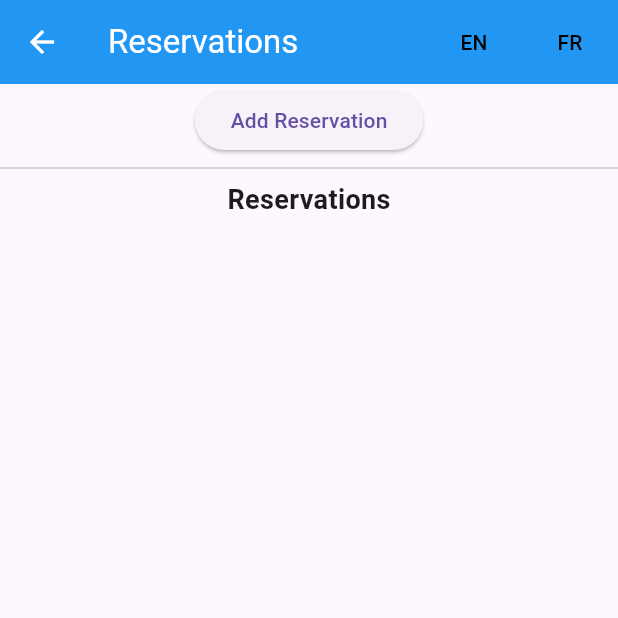
After one commit to hades1clack/cst2355_final_group, a Flutter app: the ReservationPage screen opened directly, after a tap on "EN", on a phone screen of 412 x 824 dp, the top half of it. The commit adds this screen. Run offline on Flutter 3.47's test engine with Material 3 defaults, Android fonts, the phone set to English and light mode, and no system bars; our stand-ins replace floor, sqflite; missing offline and left inert: encrypted_shared_preferences; accounts and stored records are empty; generated files the repository leaves out were written again.

```diff
--- a/assets/translations/en.json
+++ b/assets/translations/en.json
@@ -1,4 +1,15 @@
 {
+  "title": "Reservations",
+  "add_reservation": "Add Reservation",
+  "reservation_name": "Reservation Name",
+  "customer_id": "Customer ID",
+  "flight_id": "Flight ID",
+  "flight_date": "Flight Date",
+  "copy_previous": "Copy Previous Customer",
+  "close": "Close",
+  "missing_fields": "Missing fields",
+  "please_fill": "Please fill all fields",
+  "reservation_added": "Reservation added successfully",
   "string": "Impressive!",
   "string_with_interpolation": "Hey $name, how are you?",
   "First_Name": "First Name",
--- a/lib/Flights/FlightAddingPage.dart
+++ b/lib/Flights/FlightAddingPage.dart
@@ -1,7 +1,7 @@
 import 'package:flutter/material.dart';
 import 'package:cst2355_final_group/Database/FlightDAO.dart';
 import 'package:cst2355_final_group/Database/Flights.dart';
-import 'package:cst2355_final_group/AppLocalizations.dart';
+import 'package:cst2355_final_group/localization/AppLocalizations.dart';
 import 'package:cst2355_final_group/main.dart';
 
 /// A page that allows the user to add a new flight record to the local database.
--- a/lib/Flights/FlightsPage.dart
+++ b/lib/Flights/FlightsPage.dart
@@ -1,4 +1,4 @@
-import 'package:cst2355_final_group/AppLocalizations.dart';
+import 'package:cst2355_final_group/localization/AppLocalizations.dart';
 import 'package:cst2355_final_group/Database/FlightsDatabase.dart';
 import 'package:flutter/material.dart';
 import 'package:cst2355_final_group/Database/FlightDAO.dart';
--- /dev/null
+++ b/lib/database/reservation.dart
@@ -0,0 +1,14 @@
+import 'package:floor/floor.dart';
+
+@Entity(tableName: 'reservations')
+class Reservation {
+  @PrimaryKey(autoGenerate: true)
+  final int? id;
+
+  final String customerId;
+  final String flightId;
+  final String flightDate;
+  final String reservationName;
+
+  Reservation({this.id, required this.customerId, required this.flightId, required this.flightDate, required this.reservationName});
+}
--- /dev/null
+++ b/lib/database/reservation_dao.dart
@@ -0,0 +1,17 @@
+import 'package:floor/floor.dart';
+import 'reservation.dart';
+
+@dao
+abstract class ReservationDao {
+  @Query('SELECT * FROM reservations')
+  Future<List<Reservation>> findAllReservations();
+
+  @insert
+  Future<void> insertReservation(Reservation reservation);
+
+  @update
+  Future<void> updateReservation(Reservation reservation);
+
+  @delete
+  Future<void> deleteReservation(Reservation reservation);
+}
--- /dev/null
+++ b/lib/database/reservation_database.dart
@@ -0,0 +1,12 @@
+import 'dart:async';
+import 'package:floor/floor.dart';
+import 'package:sqflite/sqflite.dart' as sqflite;
+import 'reservation.dart';
+import 'reservation_dao.dart';
+
+part 'reservation_database.g.dart';
+
+@Database(version: 1, entities: [Reservation])
+abstract class ReservationDatabase extends FloorDatabase {
+  ReservationDao get reservationDao;
+}
--- a/lib/AppLocalizations.dart
+++ b/lib/localization/AppLocalizations.dart
@@ -1,12 +1,12 @@
-
 import 'dart:convert';
 import 'package:flutter/material.dart';
 import 'package:flutter/services.dart';
 
 class AppLocalizations {
-  AppLocalizations(this.locale){
-    _localizedStrings = <String, String>{ };
-  }
+  final Locale locale;
+  late Map<String, String> _localizedStrings;
+
+  AppLocalizations(this.locale);
 
   static AppLocalizations? of(BuildContext context) {
     return Localizations.of<AppLocalizations>(context, AppLocalizations);
@@ -15,31 +15,25 @@ class AppLocalizations {
   static const LocalizationsDelegate<AppLocalizations> delegate =
   _AppLocalizationsDelegate();
 
-  final Locale locale;
-  late Map<String, String> _localizedStrings;
-
   Future<void> load() async {
-    String jsonString = await rootBundle.loadString('assets/translations/${locale.languageCode}.json');
+    String jsonString = await rootBundle
+        .loadString('assets/translations/${locale.languageCode}.json');
     Map<String, dynamic> jsonMap = json.decode(jsonString);
 
-    _localizedStrings = jsonMap.map((key, value) {
-      return MapEntry(key, value.toString());
-    });
+    _localizedStrings =
+        jsonMap.map((key, value) => MapEntry(key, value.toString()));
   }
 
-  String? translate(String key) {
-    return _localizedStrings[key];
-  }
+  String? translate(String key) => _localizedStrings[key];
 }
 
-
-class _AppLocalizationsDelegate extends LocalizationsDelegate<AppLocalizations> {
+class _AppLocalizationsDelegate
+    extends LocalizationsDelegate<AppLocalizations> {
   const _AppLocalizationsDelegate();
 
   @override
-  bool isSupported(Locale locale) {
-    return true;
-  }
+  bool isSupported(Locale locale) =>
+      ['en', 'fr'].contains(locale.languageCode);
 
   @override
   Future<AppLocalizations> load(Locale locale) async {
--- a/lib/main.dart
+++ b/lib/main.dart
@@ -1,6 +1,7 @@
+import 'dart:ui';
 import 'package:flutter/material.dart';
 import 'package:flutter_localizations/flutter_localizations.dart';
-import 'AppLocalizations.dart'; // Your localization class
+import 'package:cst2355_final_group/localization/AppLocalizations.dart'; // Your localization class
 
 // These will be uncommented once the other files are added
 // import 'customer.dart';
@@ -14,6 +15,11 @@ void main() {
 
 class MyApp extends StatefulWidget {
   const MyApp({super.key});
+
+  static void setLocale(BuildContext context, Locale newLocale) {
+    final MyAppState? state = context.findAncestorStateOfType<MyAppState>();
+    state?.changeLanguage(newLocale);
+  }
 
   @override
   State<MyApp> createState() => MyAppState();
@@ -63,10 +69,10 @@ class HomePage extends StatelessWidget {
   final Function(Locale) onLanguageChanged;
 
   const HomePage({
-    super.key,
+    Key? key,
     required this.locale,
     required this.onLanguageChanged,
-  });
+  }) : super(key: key);
 
   @override
   Widget build(BuildContext context) {
--- /dev/null
+++ b/lib/reservation_page.dart
@@ -0,0 +1,125 @@
+import 'package:flutter/material.dart';
+import 'database/reservation.dart';
+import 'database/reservation_database.dart';
+import 'database/reservation_dao.dart';
+import 'add_reservation_page.dart';
+import 'localization/AppLocalizations.dart';
+import 'main.dart';
+
+class ReservationPage extends StatefulWidget {
+  const ReservationPage({super.key});
+
+  @override
+  State<ReservationPage> createState() => _ReservationPageState();
+}
+
+class _ReservationPageState extends State<ReservationPage> {
+  late ReservationDatabase db;
+  late ReservationDao dao;
+
+  List<Reservation> _reservations = [];
+
+  @override
+  void initState() {
+    super.initState();
+    initDatabase();
+  }
+
+  Future<void> initDatabase() async {
+    db = await $FloorReservationDatabase.databaseBuilder('reservations.db').build();
+    dao = db.reservationDao;
+    _refreshReservations();
+  }
+
+  void _refreshReservations() async {
+    final list = await dao.findAllReservations();
+    setState(() {
+      _reservations = list;
+    });
+  }
+
+  void _showReservationDetails(Reservation r) {
+    final loc = AppLocalizations.of(context)!;
+    showDialog(
+      context: context,
+      builder: (_) => AlertDialog(
+        title: Text(r.reservationName),
+        content: Text(
+            "${loc.translate('customer_id')}: ${r.customerId}\n"
+                "${loc.translate('flight_id')}: ${r.flightId}\n"
+                "${loc.translate('flight_date')}: ${r.flightDate}"
+        ),
+        actions: [
+          TextButton(
+            onPressed: () async {
+              await dao.deleteReservation(r);
+              Navigator.pop(context);
+              _refreshReservations();
+            },
+            child: Text(loc.translate('delete')!),
+          ),
+          TextButton(
+            onPressed: () => Navigator.pop(context),
+            child: Text(loc.translate('close')!),
+          ),
+        ],
+      ),
+    );
+  }
+
+  Future<void> _navigateToAddReservation() async {
+    final added = await Navigator.push<bool>(
+      context,
+      MaterialPageRoute(
+        builder: (_) => AddReservationPage(database: db),
+      ),
+    );
+    if (added == true) {
+      _refreshReservations();
+    }
+  }
+
+  @override
+  Widget build(BuildContext context) {
+    final loc = AppLocalizations.of(context)!;
+
+    return Scaffold(
+      appBar: AppBar(
+        title: Text(loc.translate("title")!),
+        actions: [
+          TextButton(
+            onPressed: () => MyApp.setLocale(context, const Locale("en", "US")),
+            child: const Text("EN", style: TextStyle(color: Colors.black)),
+          ),
+          TextButton(
+            onPressed: () => MyApp.setLocale(context, const Locale("fr", "FR")),
+            child: const Text("FR", style: TextStyle(color: Colors.black)),
+          ),
+        ],
+      ),
+      body: Column(
+        children: [
+          ElevatedButton(
+            onPressed: _navigateToAddReservation,
+            child: Text(loc.translate("add_reservation")!),
+          ),
+          const Divider(),
+          Text(loc.translate("title")!, style: const TextStyle(fontSize: 18, fontWeight: FontWeight.bold)),
+          Expanded(
+            child: ListView.builder(
+              itemCount: _reservations.length,
+              itemBuilder: (context, index) {
+                final r = _reservations[index];
+                return ListTile(
+                  title: Text(r.reservationName),
+                  subtitle: Text("${loc.translate('customer_id')}: ${r.customerId}, ${loc.translate('flight_id')}: ${r.flightId}"),
+                  onTap: () => _showReservationDetails(r),
+                );
+              },
+            ),
+          ),
+        ],
+      ),
+    );
+  }
+}
```
Also changed, not shown: assets/translations/fr.json (+13 -0 lines), lib/add_reservation_page.dart (added, +125 -0 lines), pubspec.yaml (+3 -5 lines), lib/Database/FlightsDatabase.g.dart (added), lib/database/reservation_database.g.dart (added), pubspec.lock, 1 other file.
